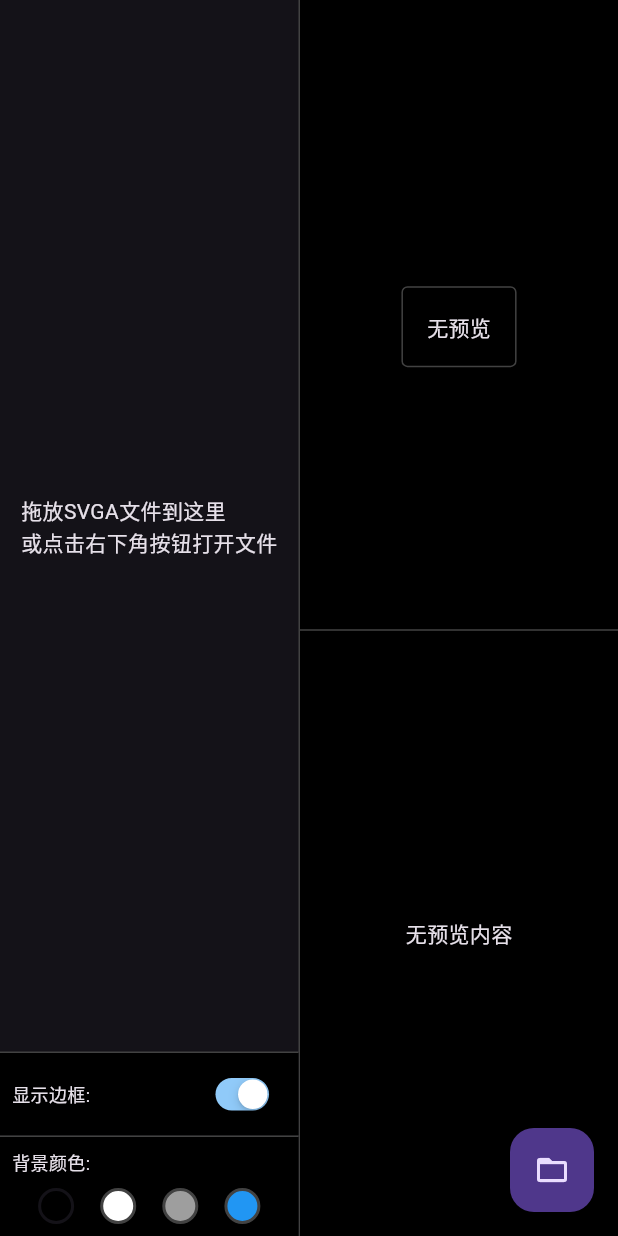
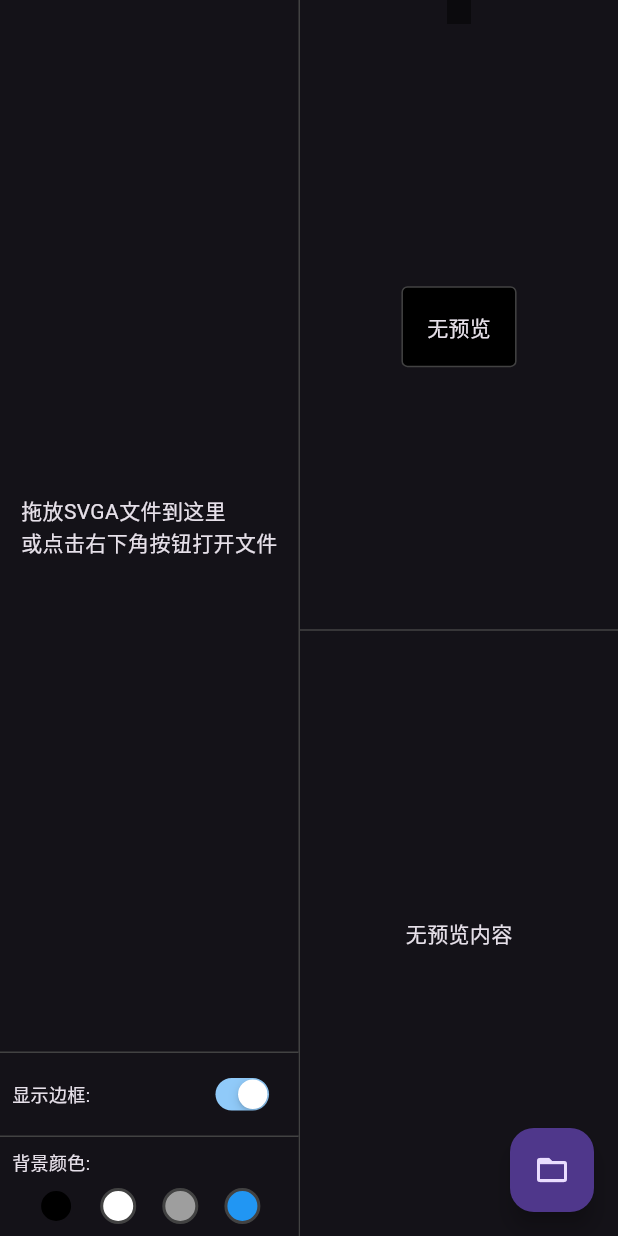
Before and after one commit to kugeceo/wenqu.luhui.net, a Flutter app: the screen it shows after launch, on a phone screen of 412 x 824 dp. Run offline on Flutter 3.47's test engine with Material 3 defaults, Android fonts, the light colour scheme and no system bars; our stand-ins replace file_picker; missing offline and left inert: desktop_drop, svgaplayer_flutter, window_manager.

Commit message:
1、修改背景色修改的区域；2、优化UI

```diff
--- a/lib/main.dart
+++ b/lib/main.dart
@@ -130,16 +130,14 @@
                 ),
                 // 右侧预览区域
                 Expanded(
-                  child: Consumer<SVGAViewModel>(
-                    builder: (context, viewModel, child) {
-                      return Container(
-                        color: viewModel.backgroundColor,
+                  child: Container(
+                    color: Colors.transparent,
                     child: Column(
                       children: [
                         // 文件信息栏
                         Container(
                           padding: const EdgeInsets.all(8),
-                              color: Colors.black45,  // 添加半透明黑色背景
+                          color: Colors.black45,
                           child: Consumer<SVGAViewModel>(
                             builder: (context, viewModel, child) {
                               if (viewModel.currentFileName == null) return const SizedBox();
@@ -182,9 +180,12 @@
                         Expanded(
                           child: Container(
                             margin: const EdgeInsets.all(16),
-                                alignment: Alignment.center,  // 添加居中对齐
-                                child: Container(  // 新增一个内部Container
+                            alignment: Alignment.center,
+                            child: Consumer<SVGAViewModel>(
+                              builder: (context, viewModel, child) {
+                                return Container(
                                   decoration: BoxDecoration(
+                                    color: viewModel.previewBackgroundColor,
                                     border: viewModel.showBorder ? Border.all(
                                       color: Colors.grey.shade800,
                                       width: 1,
@@ -197,6 +198,8 @@
                                           child: Text('无预览'),
                                         )
                                       : SVGAPreview(file: viewModel.svgaFile!),
+                                );
+                              },
                             ),
                           ),
                         ),
@@ -207,15 +210,10 @@
                         ),
                         // 图片预览区域
                         Expanded(
-                              child: Container(
-                                margin: const EdgeInsets.all(16),
                           child: const FramePreview(),
-                              ),
                         ),
                       ],
                     ),
-                      );
-                    },
                   ),
                 ),
               ],
--- a/lib/view_models/svga_view_model.dart
+++ b/lib/view_models/svga_view_model.dart
@@ -19,7 +19,7 @@
   int _totalFrames = 0;
   int _frameWidth = 0;
   int _frameHeight = 0;
-  Color _backgroundColor = Colors.black;
+  Color _previewBackgroundColor = Colors.black;
   bool _showBorder = true;  // 添加边框显示状态
 
   List<File> get frames => _frames;
@@ -34,7 +34,7 @@
   int get totalFrames => _totalFrames;
   int get frameWidth => _frameWidth;
   int get frameHeight => _frameHeight;
-  Color get backgroundColor => _backgroundColor;
+  Color get previewBackgroundColor => _previewBackgroundColor;
   bool get showBorder => _showBorder;
 
   // 清理所有状态
@@ -176,8 +176,8 @@
     }
   }
 
-  void setBackgroundColor(Color color) {
-    _backgroundColor = color;
+  void setPreviewBackgroundColor(Color color) {  // 更新方法名
+    _previewBackgroundColor = color;
     notifyListeners();
   }
 
--- a/lib/widgets/frame_preview.dart
+++ b/lib/widgets/frame_preview.dart
@@ -12,11 +12,14 @@
       builder: (context, viewModel, child) {
         return Stack(
           children: [
-            Center(
+            Container(
+              margin: const EdgeInsets.all(16),
+              child: Center(
                 child: viewModel.currentFrame == null
                     ? const Text('无预览内容')
                     : Container(
                         decoration: BoxDecoration(
+                          color: viewModel.previewBackgroundColor,
                           border: viewModel.showBorder ? Border.all(
                             color: Colors.grey.shade800,
                             width: 1,
@@ -33,27 +36,16 @@
                         ),
                       ),
               ),
+            ),
             if (viewModel.currentFrame != null)
               Positioned(
-                left: 8,
-                top: 8,
-                child: Column(
-                  crossAxisAlignment: CrossAxisAlignment.start,
-                  children: [
-                    Container(
-                      padding: const EdgeInsets.symmetric(
-                        horizontal: 12,
-                        vertical: 6,
-                      ),
-                      decoration: BoxDecoration(
-                        color: Colors.black.withOpacity(0.7),
-                        borderRadius: BorderRadius.circular(4),
-                      ),
-                      child: Column(
-                        crossAxisAlignment: CrossAxisAlignment.start,
-                        children: [
-                          FutureBuilder<ui.Image>(
-                            future: decodeImageFromList(viewModel.currentFrame!.readAsBytesSync()).then((value) => value),
+                left: 0,
+                top: 0,
+                child: Container(
+                  padding: const EdgeInsets.all(8),
+                  color: Colors.black45,
+                  child: FutureBuilder<ui.Image>(
+                    future: viewModel.currentFrame!.readAsBytes().then((bytes) => decodeImageFromList(bytes)),
                     builder: (context, snapshot) {
                       if (snapshot.hasData) {
                         final image = snapshot.data!;
@@ -82,10 +74,6 @@
                       return const SizedBox();
                     },
                   ),
-                        ],
-                      ),
-                    ),
-                  ],
                 ),
               ),
           ],
--- a/lib/widgets/frames_list.dart
+++ b/lib/widgets/frames_list.dart
@@ -13,6 +13,7 @@
         return Column(
           children: [
             Expanded(
+              child: ClipRect(
                 child: viewModel.frames.isEmpty
                     ? const Center(
                         child: Text('拖放SVGA文件到这里\n或点击右下角按钮打开文件'),
@@ -68,11 +69,12 @@
                         },
                       ),
               ),
+            ),
             // 开关选项栏
             Container(
               padding: const EdgeInsets.all(8),
               decoration: BoxDecoration(
-                color: Colors.black,  // 添加半透明黑色背景
+                color: Theme.of(context).scaffoldBackgroundColor,  // 使用 Scaffold 的默认背景色
                 border: Border(
                   top: BorderSide(
                     color: Colors.grey.shade800,
@@ -99,7 +101,7 @@
             Container(
               padding: const EdgeInsets.all(8),
               decoration: BoxDecoration(
-                color: Colors.black,  // 添加半透明黑色背景
+                color: Theme.of(context).scaffoldBackgroundColor,  // 使用 Scaffold 的默认背景色
                 border: Border(
                   top: BorderSide(
                     color: Colors.grey.shade800,
@@ -117,23 +119,23 @@
                     children: [
                       _ColorButton(
                         color: Colors.black,
-                        isSelected: viewModel.backgroundColor == Colors.black,
-                        onTap: () => viewModel.setBackgroundColor(Colors.black),
+                        isSelected: viewModel.previewBackgroundColor == Colors.black,
+                        onTap: () => viewModel.setPreviewBackgroundColor(Colors.black),
                       ),
                       _ColorButton(
                         color: Colors.white,
-                        isSelected: viewModel.backgroundColor == Colors.white,
-                        onTap: () => viewModel.setBackgroundColor(Colors.white),
+                        isSelected: viewModel.previewBackgroundColor == Colors.white,
+                        onTap: () => viewModel.setPreviewBackgroundColor(Colors.white),
                       ),
                       _ColorButton(
                         color: Colors.grey,
-                        isSelected: viewModel.backgroundColor == Colors.grey,
-                        onTap: () => viewModel.setBackgroundColor(Colors.grey),
+                        isSelected: viewModel.previewBackgroundColor == Colors.grey,
+                        onTap: () => viewModel.setPreviewBackgroundColor(Colors.grey),
                       ),
                       _ColorButton(
                         color: Colors.blue,
-                        isSelected: viewModel.backgroundColor == Colors.blue,
-                        onTap: () => viewModel.setBackgroundColor(Colors.blue),
+                        isSelected: viewModel.previewBackgroundColor == Colors.blue,
+                        onTap: () => viewModel.setPreviewBackgroundColor(Colors.blue),
                       ),
                     ],
                   ),
```
Lines whose indentation alone changed are shown as unchanged.
